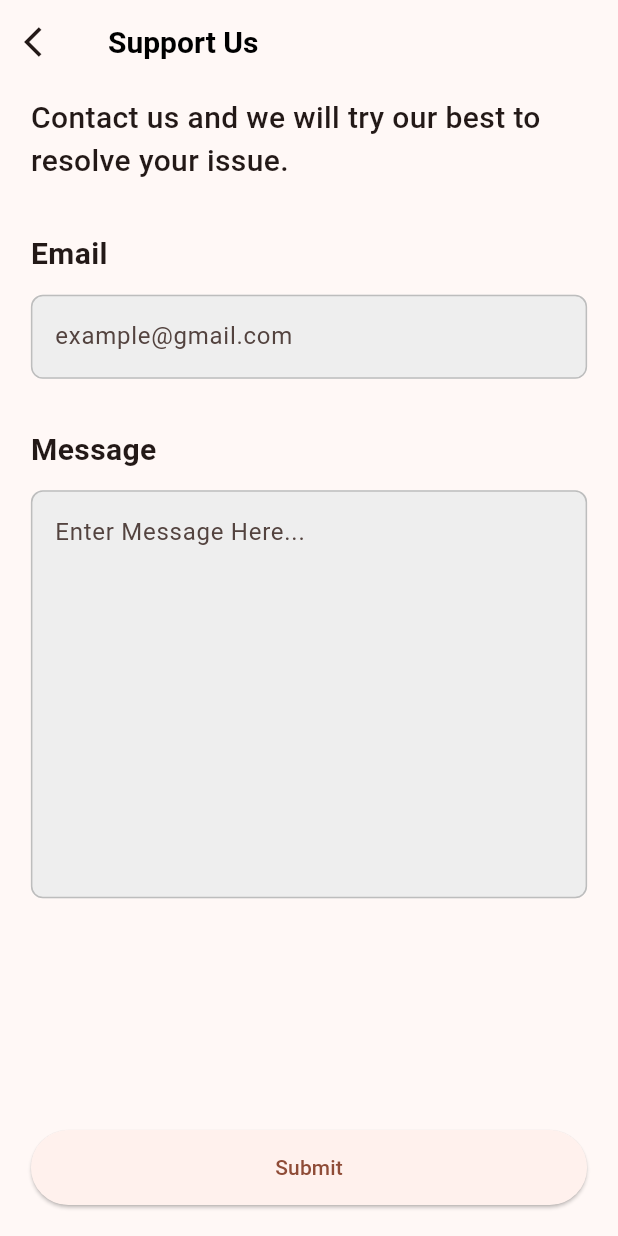
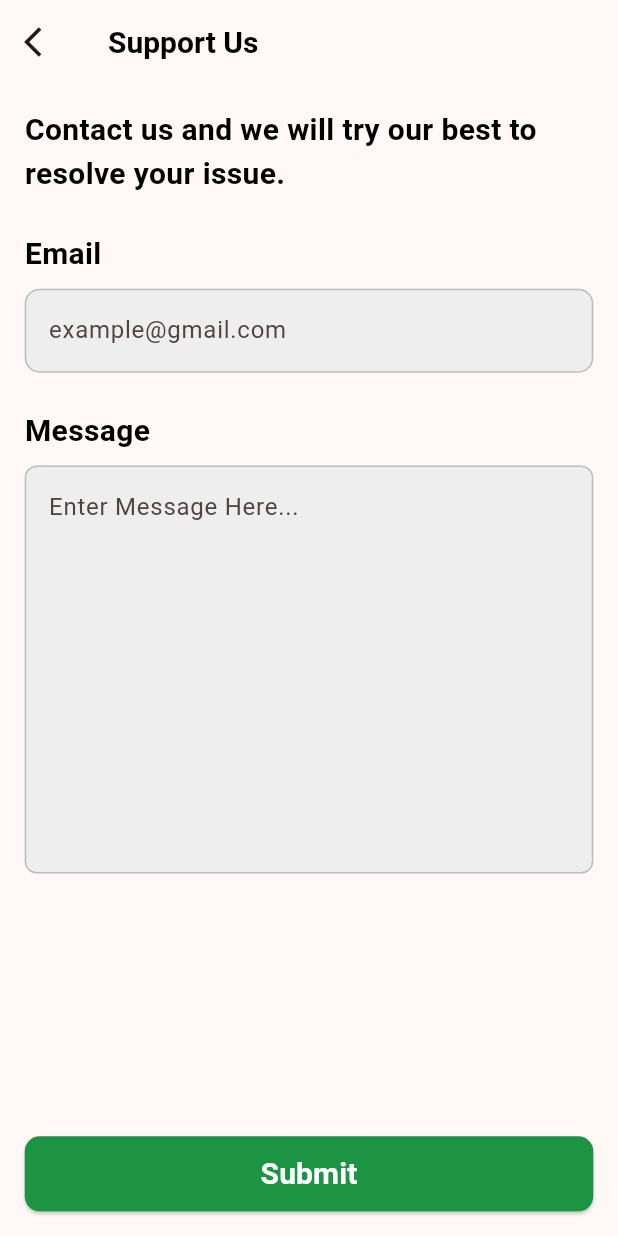
Before and after one commit to HungBacktracking/GDSC_2024, a Flutter app: the ContactUsScreen screen opened directly, on a phone screen of 412 x 824 dp. Run offline on Flutter 3.47's test engine with Material 3 defaults, Android fonts, the phone set to English and light mode, and no system bars; our stand-ins replace firebase_core, gap, image_picker, nb_utils, youtube_player_flutter; accounts and stored records are empty; network calls fail.

Commit message:
resposive screen

```diff
--- a/client/lib/main.dart
+++ b/client/lib/main.dart
@@ -1,5 +1,5 @@
 import 'package:client/firebase_options.dart';
-import 'package:client/model/quiz_category_model.dart';
+import 'package:client/models/quiz_category_model.dart';
 import 'package:client/ui/complete_quiz_screen.dart';
 import 'package:client/ui/contact_us_screen.dart';
 import 'package:client/ui/frame_screen.dart';
@@ -48,8 +48,8 @@ class MyApp extends StatelessWidget {
           backgroundColor: Colors.grey, // Set your desired color here
         ),
       ),
-      // home: UpdateCertificateScreen(certificatesTitles: certificatesTitles, certificatesImageUrls: certificatesImageUrls),
-      home: ContactUsScreen(),
+      home: UpdateCertificateScreen(certificatesTitles: certificatesTitles, certificatesImageUrls: certificatesImageUrls),
+      // home: ContactUsScreen(),
     );
   }
 }
--- a/client/lib/ui/category_screen.dart
+++ b/client/lib/ui/category_screen.dart
@@ -1,7 +1,7 @@
 import 'package:flutter/material.dart';
 import 'package:gap/gap.dart';
 
-import '../model/sub_category_model.dart';
+import '../models/sub_category_model.dart';
 import '../utils/themes.dart';
 import 'firstaid_steps_screen.dart';
 
--- a/client/lib/ui/complete_quiz_screen.dart
+++ b/client/lib/ui/complete_quiz_screen.dart
@@ -1,6 +1,6 @@
 import 'package:flutter/material.dart';
 
-import '../model/quiz_category_model.dart';
+import '../models/quiz_category_model.dart';
 import 'learning_firstaid_screen.dart';
 
 class CompleteScreen extends StatelessWidget {
--- a/client/lib/ui/contact_us_screen.dart
+++ b/client/lib/ui/contact_us_screen.dart
@@ -1,3 +1,6 @@
+import 'package:client/utils/spacer.dart';
+import 'package:client/utils/styles.dart';
+import 'package:client/utils/themes.dart';
 import 'package:flutter/material.dart';
 
 class ContactUsScreen extends StatelessWidget {
@@ -8,20 +11,20 @@ class ContactUsScreen extends StatelessWidget {
     double screenHeight = MediaQuery.of(context).size.height;
 
     // Calculate padding dynamically based on screen size
-    double horizontalPadding = screenWidth * 0.05;
-    double verticalPadding = screenHeight * 0.01;
-    double largePadding = screenHeight * 0.04;
-    double smallPadding = screenHeight * 0.015;
+    double horizontalMargin = MySpacer.normalHorizontalMargin(context);
+    double verticalMargin = MySpacer.normalVerticalMargin(context);
+    double largeVerticalHeight = MySpacer.largeHeight(context);
+    double normalVerticalHeight = MySpacer.normalHeight(context);
+    double smallVerticalHeight = MySpacer.smallHeight(context);
 
+    // Get the text scale factor
+    TextScaler textScaler = MyStyles.textScaler(context);
     return Scaffold(
       appBar: AppBar(
-        title: const Text(
+        title: Text(
           'Support Us',
-          style: TextStyle(
-            fontSize: 20.0,
-            fontWeight: FontWeight.w700,
-            color: Colors.black,
-          ),
+          style: MyStyles.largeBoldTextStyle(),
+          textScaler: textScaler,
         ),
         leading: IconButton(
           icon: const Icon(Icons.arrow_back_ios),
@@ -37,44 +40,40 @@ class ContactUsScreen extends StatelessWidget {
         },
         child: SingleChildScrollView(
           child: Padding(
-            padding: EdgeInsets.symmetric(horizontal: horizontalPadding, vertical: verticalPadding),
+            padding: EdgeInsets.symmetric(horizontal: horizontalMargin, vertical: verticalMargin),
             child: Column(
               mainAxisAlignment: MainAxisAlignment.start,
               crossAxisAlignment: CrossAxisAlignment.start,
               children: <Widget>[
               Text(
                 'Contact us and we will try our best to resolve your issue.',
-                style: TextStyle(
-                  fontSize: 20,
-                  fontWeight: FontWeight.w500,
-                ),
+                style: MyStyles.largeBoldTextStyle(),
+                textScaler: textScaler,
               ),
-              SizedBox(height: largePadding),
+              SizedBox(height: largeVerticalHeight),
               Text(
                 'Email',
-                style: TextStyle(
-                  fontSize: 20,
-                  fontWeight: FontWeight.w600,
-                ),
+                style: MyStyles.largeBoldTextStyle(),
+                textScaler: textScaler,
               ),
-              SizedBox(height: smallPadding),
+              SizedBox(height: smallVerticalHeight),
               TextFormField(
                 decoration: InputDecoration(
                   labelText: 'example@gmail.com',
                   filled: true, // Enable the fill color
                   fillColor: Colors.grey[200], // Fill color
                   border: OutlineInputBorder( // Outline border
-                    borderRadius: BorderRadius.circular(8.0),
+                    borderRadius: BorderRadius.circular(MyStyles.cornerRadius),
                     borderSide: BorderSide.none, // No border side
                   ),
                   // Optional: Customize the appearance when the field is focused
                   focusedBorder: OutlineInputBorder(
-                    borderRadius: BorderRadius.circular(8.0),
-                    borderSide: BorderSide(color: Colors.blue, width: 2.0),
+                    borderRadius: BorderRadius.circular(MyStyles.cornerRadius),
+                    borderSide: const BorderSide(color: Colors.blue, width: 2.0),
                   ),
                   // Optional: Customize the appearance when the field is enabled but not focused
                   enabledBorder: OutlineInputBorder(
-                    borderRadius: BorderRadius.circular(8.0),
+                    borderRadius: BorderRadius.circular(MyStyles.cornerRadius),
                     borderSide: BorderSide(color: Colors.grey.shade400, width: 1.0),
                   ),
                 ),
@@ -92,15 +91,13 @@ class ContactUsScreen extends StatelessWidget {
                   }
                 },
               ),
-                SizedBox(height: largePadding),
-              const Text(
+                SizedBox(height: largeVerticalHeight),
+              Text(
                 'Message',
-                style: TextStyle(
-                  fontSize: 20,
-                  fontWeight: FontWeight.w600,
-                ),
+                style: MyStyles.largeBoldTextStyle(),
+                textScaler: textScaler,
               ),
-                SizedBox(height: smallPadding),
+                SizedBox(height: smallVerticalHeight),
               TextFormField(
                 maxLines: 10, // Set the maximum number of lines
                 decoration: InputDecoration(
@@ -115,7 +112,7 @@ class ContactUsScreen extends StatelessWidget {
                   // Optional: Customize the appearance when the field is focused
                   focusedBorder: OutlineInputBorder(
                     borderRadius: BorderRadius.circular(8.0),
-                    borderSide: BorderSide(color: Colors.blue, width: 2.0),
+                    borderSide: const BorderSide(color: Colors.blue, width: 2.0),
                   ),
                   // Optional: Customize the appearance when the field is enabled but not focused
                   enabledBorder: OutlineInputBorder(
@@ -142,13 +139,23 @@ class ContactUsScreen extends StatelessWidget {
         ),
       ),
       bottomNavigationBar: Padding(
-        padding: EdgeInsets.all(horizontalPadding),
+        padding: EdgeInsets.all(horizontalMargin),
         child: ElevatedButton(
           onPressed: () {/* Submit form logic */},
           style: ElevatedButton.styleFrom(
             minimumSize: Size(screenWidth, 50), // Ensure the button is wide enough
+            backgroundColor: MyTheme.submitBtnColor, // Set the background color
+            // You can also set the foreground (text) color, if needed
+            foregroundColor: Colors.white,
+            shape: RoundedRectangleBorder( // Set the button's shape
+              borderRadius: BorderRadius.circular(MyStyles.cornerRadius), // Rounded corners
+            ),
           ),
-          child: const Text('Submit'),
+          child: Text(
+              'Submit',
+              style: MyStyles.largeBoldTextStyle(color: Colors.white),
+              textScaler: textScaler,
+          ),
         ),
       ),
     );
--- a/client/lib/ui/greeting_screen.dart
+++ b/client/lib/ui/greeting_screen.dart
@@ -6,6 +6,7 @@ import 'package:flutter/services.dart';
 import 'package:gap/gap.dart';
 import 'package:nb_utils/nb_utils.dart';
 
+import '../utils/spacer.dart';
 import '../utils/strings.dart';
 import '../utils/themes.dart';
 
@@ -14,6 +15,7 @@ class GreetingScreen extends StatelessWidget {
 
   @override
   Widget build(BuildContext context) {
+
     final Size screen_size = MediaQuery.of(context).size;
     SystemChrome.setSystemUIOverlayStyle(
         const SystemUiOverlayStyle(statusBarColor: Colors.transparent));
@@ -37,7 +39,7 @@ class GreetingScreen extends StatelessWidget {
                 padding: const EdgeInsets.symmetric(horizontal: 30.0),
                 child: Text(
                   Strings.greeting_text,
-                  style: MyStyles.tinyTextStyle,
+                  // style: MyStyles.tinyTextStyle,
                   textAlign: TextAlign.center,
                 ),
               ),
@@ -58,7 +60,7 @@ class GreetingScreen extends StatelessWidget {
                     ),
                     child: const Text(
                         'Login',
-                        style: MyStyles.tinyBoldTextStyle,
+                        // style: MyStyles.tinyBoldTextStyle,
                     ),
                   ),
                 ),
--- a/client/lib/ui/home_screen.dart
+++ b/client/lib/ui/home_screen.dart
@@ -5,8 +5,8 @@ import 'package:flutter/material.dart';
 import 'package:flutter/services.dart';
 import 'package:gap/gap.dart';
 
-import '../model/quiz_category_model.dart';
-import '../model/sub_category_model.dart';
+import '../models/quiz_category_model.dart';
+import '../models/sub_category_model.dart';
 import '../utils/strings.dart';
 import '../widgets/header_widget.dart';
 import '../widgets/home_nav_tag.dart';
--- a/client/lib/ui/learning_firstaid_screen.dart
+++ b/client/lib/ui/learning_firstaid_screen.dart
@@ -1,4 +1,4 @@
-import 'package:client/model/quiz_category_model.dart';
+import 'package:client/models/quiz_category_model.dart';
 import 'package:client/ui/quiz_game_screen.dart';
 import 'package:client/utils/themes.dart';
 import 'package:flutter/material.dart';
--- a/client/lib/ui/main_screen.dart
+++ b/client/lib/ui/main_screen.dart
@@ -5,7 +5,7 @@ import 'package:client/ui/profile_screen.dart';
 import 'package:client/utils/themes.dart';
 import 'package:flutter/material.dart';
 
-import '../model/nav_model.dart';
+import '../models/nav_model.dart';
 import '../widgets/nav_bar.dart';
 
 class MainScreen extends StatefulWidget {
--- /dev/null
+++ b/client/lib/utils/spacer.dart
@@ -0,0 +1,69 @@
+import 'package:flutter/material.dart';
+
+class MySpacer {
+  // Method to get small spacing
+  static double smallHeight(BuildContext context) {
+    double screenHeight = MediaQuery.of(context).size.height;
+    return screenHeight * 0.01; // Example: 1% of screen height
+  }
+
+  // Method to get normal spacing
+  static double normalHeight(BuildContext context) {
+    double screenHeight = MediaQuery.of(context).size.height;
+    return screenHeight * 0.02; // Example: 2% of screen height
+  }
+
+  // Method to get large spacing
+  static double largeHeight(BuildContext context) {
+    double screenHeight = MediaQuery.of(context).size.height;
+    return screenHeight * 0.03; // Example: 3% of screen height
+  }
+
+  //for width
+  static double smallWidth(BuildContext context) {
+    double screenWidth = MediaQuery.of(context).size.width;
+    return screenWidth * 0.01; // Example: 1% of screen width
+  }
+
+  static double normalWidth(BuildContext context) {
+    double screenWidth = MediaQuery.of(context).size.width;
+    return screenWidth * 0.02; // Example: 2% of screen width
+  }
+
+  static double largeWidth(BuildContext context) {
+    double screenWidth = MediaQuery.of(context).size.width;
+    return screenWidth * 0.03; // Example: 3% of screen width
+  }
+
+  //for horizontal padding
+  static double smallHorizontalMargin(BuildContext context) {
+    double screenWidth = MediaQuery.of(context).size.width;
+    return screenWidth * 0.02; // Example: 1% of screen width
+  }
+
+  static double normalHorizontalMargin(BuildContext context) {
+    double screenWidth = MediaQuery.of(context).size.width;
+    return screenWidth * 0.04; // Example: 2% of screen width
+  }
+
+  static double largeHorizontalMargin(BuildContext context) {
+    double screenWidth = MediaQuery.of(context).size.width;
+    return screenWidth * 0.05; // Example: 3% of screen width
+  }
+
+  //for vertical padding
+  static double smallVerticalMargin(BuildContext context) {
+    double screenHeight = MediaQuery.of(context).size.height;
+    return screenHeight * 0.01; // Example: 1% of screen height
+  }
+
+  static double normalVerticalMargin(BuildContext context) {
+    double screenHeight = MediaQuery.of(context).size.height;
+    return screenHeight * 0.02; // Example: 2% of screen height
+  }
+
+  static double largeVerticalMargin(BuildContext context) {
+    double screenHeight = MediaQuery.of(context).size.height;
+    return screenHeight * 0.04; // Example: 3% of screen height
+  }
+}
--- a/client/lib/utils/themes.dart
+++ b/client/lib/utils/themes.dart
@@ -13,6 +13,7 @@ class MyTheme {
   static const blueBorder = Color(0xFF3164CE);
   static const Blue = Color(0xFF2A15AD);
   static const darkGreen = Color(0xFF017227);
+  static const submitBtnColor = Color(0xFF1C9444);
   static const lightBlue = Color(0xFF4179E0);
   static const redBorder = Color(0xFFF14336);
   static const redLight = Color(0xFFFFF1F0);
--- a/client/lib/widgets/header_widget.dart
+++ b/client/lib/widgets/header_widget.dart
@@ -16,7 +16,7 @@ class HeaderWidget extends StatelessWidget {
         const Gap(20),
         const Text(
           Strings.header_text,
-          style: MyStyles.headerTextStyle,
+          // style: MyStyles.headerTextStyle,
         ),
       ],
     );
```
Also changed, not shown: client/lib/ui/update_certificate_screen.dart (+90 -162 lines), client/lib/utils/styles.dart (+87 -7 lines), client/lib/models/nav_model.dart (renamed from client/lib/model/nav_model.dart), client/lib/models/quiz_category_model.dart (renamed from client/lib/model/quiz_category_model.dart), client/lib/models/sub_category_model.dart (renamed from client/lib/model/sub_category_model.dart), client/lib/ui/upload_image.dart (line endings or trailing spaces).
